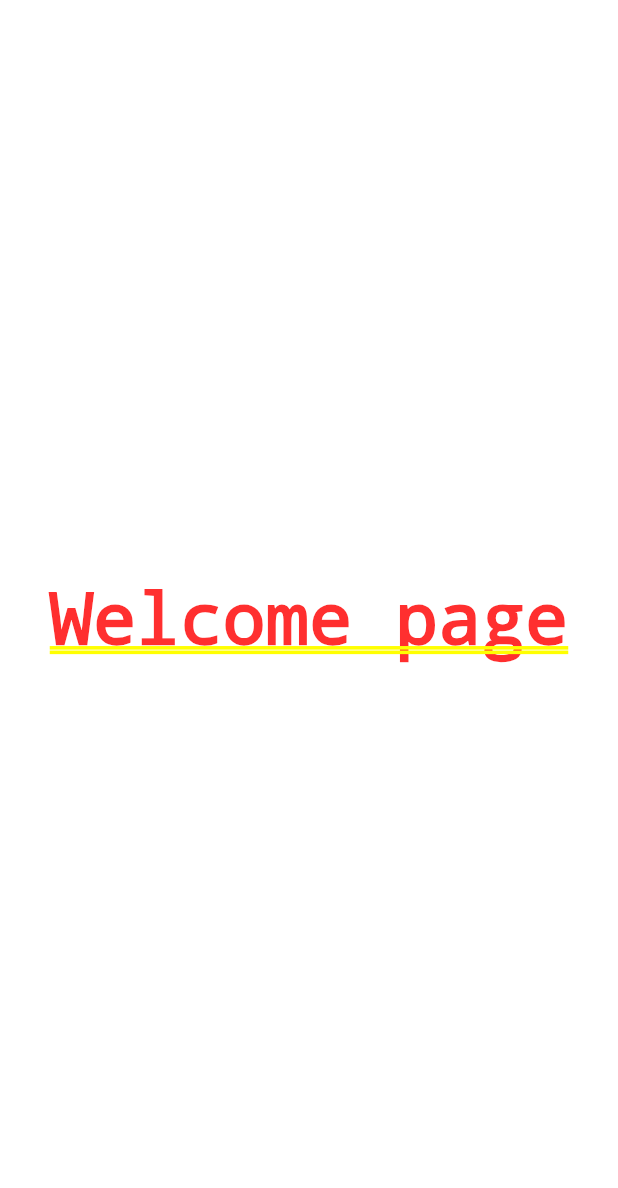
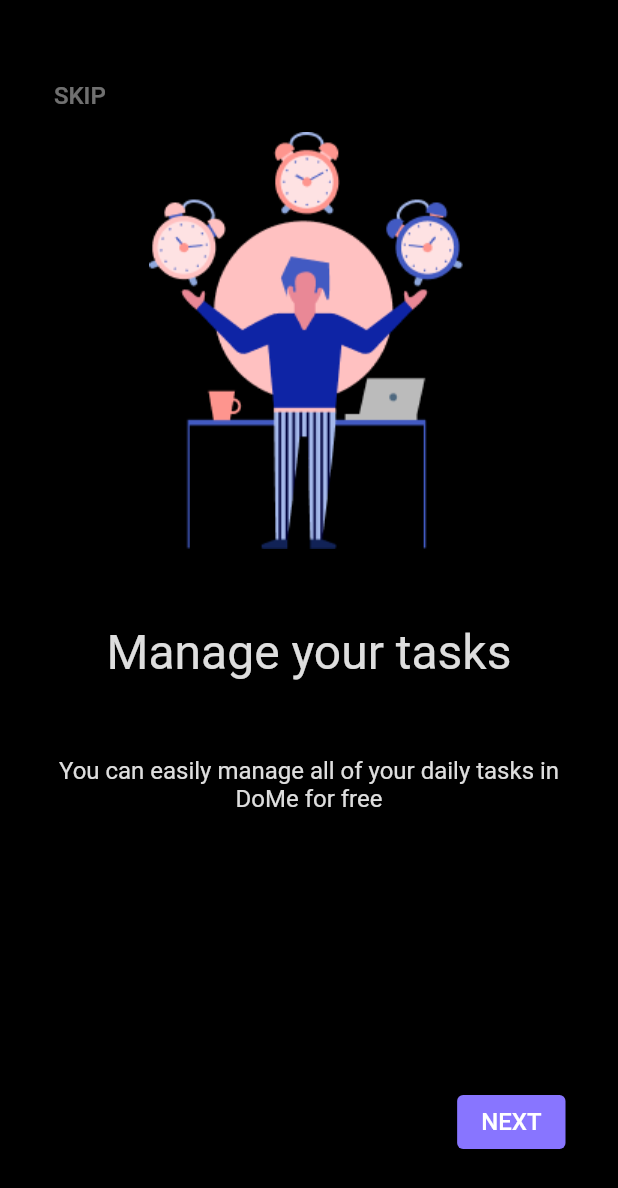
Before and after one commit to nguyenxuanhung2304/flutter-todo, a Flutter app: the screen it shows after launch, on a phone screen of 412 x 824 dp. Shown: the top 1188 px of the screen. Run offline on Flutter 3.47's test engine with Material 2 defaults, Android fonts, the phone set to English and light mode, and no system bars; our stand-ins replace animated_splash_screen, firebase_core; accounts and stored records are empty.

Commit message:
add welcome screen

```diff
--- /dev/null
+++ b/lib/components/text_widget.dart
@@ -0,0 +1,32 @@
+import 'package:flutter/material.dart';
+
+class TextWidget extends StatelessWidget {
+  const TextWidget(
+      {super.key, required this.text, this.fontSize = 16, this.opacity});
+
+  final String text;
+  final double fontSize;
+  final dynamic opacity;
+
+  @override
+  Widget build(BuildContext context) {
+    TextStyle textStyle = TextStyle(color: Colors.white, fontSize: fontSize);
+
+    if (opacity != null) {
+      return Opacity(
+        opacity: opacity,
+        child: Text(
+          text,
+          style: textStyle,
+          textAlign: TextAlign.center,
+        ),
+      );
+    }
+
+    return Text(
+      text,
+      style: textStyle,
+      textAlign: TextAlign.center,
+    );
+  }
+}
--- a/lib/pages/splash/splash_widget.dart
+++ b/lib/pages/splash/splash_widget.dart
@@ -1,5 +1,5 @@
 import 'package:flutter/material.dart';
-import 'package:flutter_todo/pages/welcome_page.dart';
+import 'package:flutter_todo/pages/welcome/welcome_one_page.dart';
 import 'package:animated_splash_screen/animated_splash_screen.dart';
 
 class SplashWidget extends StatelessWidget {
@@ -9,8 +9,8 @@ class SplashWidget extends StatelessWidget {
   Widget build(BuildContext context) {
     return AnimatedSplashScreen(
       duration: 2000,
-      splash: Image.asset('images/logo.png'),
-      nextScreen: const WelcomePage(),
+      splash: Image.asset('assets/images/logo.png'),
+      nextScreen: const WelcomeOnePage(),
       splashTransition: SplashTransition.fadeTransition,
       backgroundColor: Colors.black,
     );
--- /dev/null
+++ b/lib/pages/welcome/welcome_one_page.dart
@@ -0,0 +1,89 @@
+import 'package:flutter/material.dart';
+import 'package:flutter_todo/components/text_widget.dart';
+import 'package:flutter_todo/pages/startup/startup_page.dart';
+import 'package:flutter_todo/pages/welcome/welcome_two_page.dart';
+
+class WelcomeOnePage extends StatefulWidget {
+  const WelcomeOnePage({super.key});
+
+  @override
+  State<WelcomeOnePage> createState() => _WelcomeOnePageState();
+}
+
+class _WelcomeOnePageState extends State<WelcomeOnePage> {
+  _gotoNextPage(context) {
+    Navigator.of(context)
+        .push(MaterialPageRoute(builder: (context) => const WelcomeTwoPage()));
+  }
+
+  _gotoStartupPage(context) {
+    Navigator.of(context)
+        .push(MaterialPageRoute(builder: (context) => const StartupPage()));
+  }
+
+  @override
+  Widget build(BuildContext context) {
+    return Scaffold(
+      backgroundColor: Colors.black,
+      body: Container(
+          padding: const EdgeInsets.all(20),
+          margin: const EdgeInsets.only(top: 20),
+          child: Column(
+            crossAxisAlignment: CrossAxisAlignment.center,
+            children: [
+              Row(
+                children: [
+                  ElevatedButton(
+                    onPressed: () {
+                      _gotoStartupPage(context);
+                    },
+                    style:
+                        ElevatedButton.styleFrom(backgroundColor: Colors.black),
+                    child: const TextWidget(
+                      text: "SKIP",
+                      opacity: 0.44,
+                      fontSize: 16,
+                    ),
+                  )
+                ],
+              ),
+              Image.asset("assets/images/welcome_one.png"),
+              Container(
+                padding: const EdgeInsets.only(top: 50),
+                child: const TextWidget(
+                  text: "Manage your tasks",
+                  opacity: 0.87,
+                  fontSize: 32,
+                ),
+              ),
+              Container(
+                padding: const EdgeInsets.only(top: 50),
+                child: const TextWidget(
+                    text:
+                        "You can easily manage all of your daily tasks in DoMe for free",
+                    fontSize: 16,
+                    opacity: 0.87),
+              ),
+              Expanded(
+                  child: Align(
+                      alignment: Alignment.bottomCenter,
+                      child: Container(
+                          padding: const EdgeInsets.only(
+                              bottom: 32, left: 15, right: 15),
+                          child: Row(
+                            mainAxisAlignment: MainAxisAlignment.end,
+                            children: <Widget>[
+                              ElevatedButton(
+                                  onPressed: () {
+                                    _gotoNextPage(context);
+                                  },
+                                  style: ElevatedButton.styleFrom(
+                                      backgroundColor: const Color(0xff8875FF)),
+                                  child: const TextWidget(text: "NEXT")),
+                            ],
+                          ))))
+            ],
+          )),
+    );
+  }
+}
--- a/lib/pages/welcome_page.dart
+++ /dev/null
@@ -1,10 +0,0 @@
-import 'package:flutter/material.dart';
-
-class WelcomePage extends StatelessWidget {
-  const WelcomePage({super.key});
-
-  @override
-  Widget build(BuildContext context) {
-    return const Center(child: Text("Welcome page"));
-  }
-}
--- a/pubspec.yaml
+++ b/pubspec.yaml
@@ -61,7 +61,7 @@ flutter:
   # the material Icons class.
   uses-material-design: true
   assets:
-    - images/
+    - assets/images/
 
   # To add assets to your application, add an assets section, like this:
   # assets:
```
Also changed, not shown: lib/pages/startup/startup_page.dart (added, +67 -0 lines), lib/pages/welcome/welcome_three_page.dart (added, +108 -0 lines), lib/pages/welcome/welcome_two_page.dart (added, +101 -0 lines), assets/images/logo.png (renamed from images/logo.png), assets/images/welcome_one.png (added), assets/images/welcome_three.png (added), assets/images/welcome_two.png (added).
